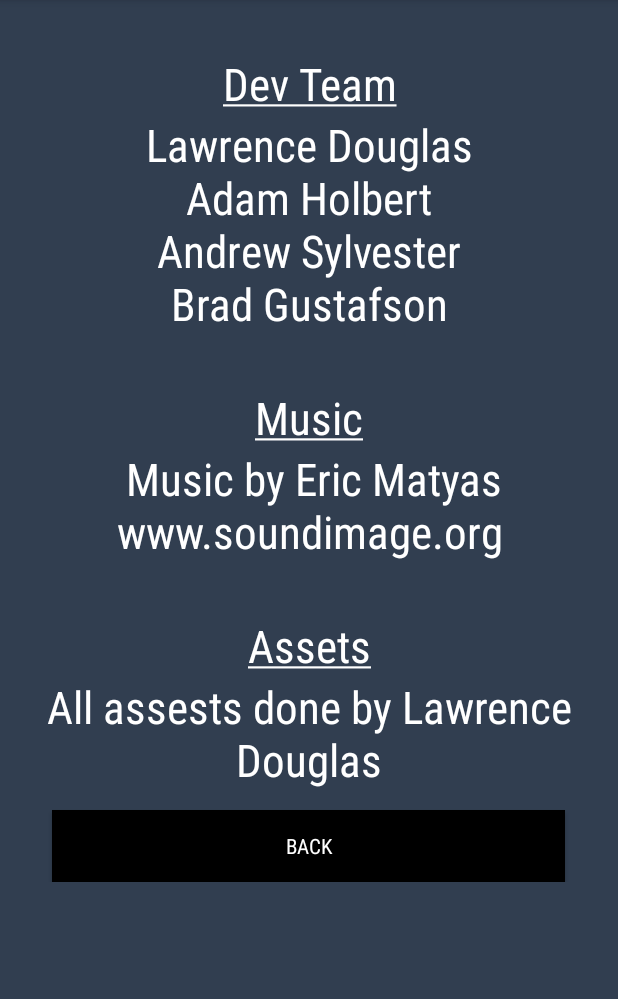
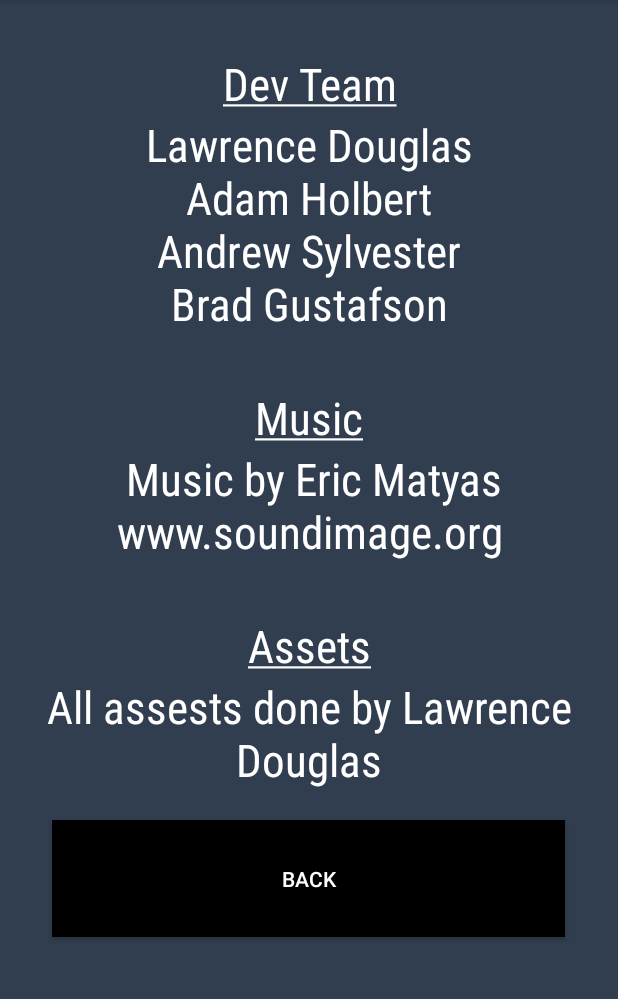
Before and after one commit to AdamHolbert/Adventures, an Android app: the CreditsActivity screen opened directly, with no data from a screen before it, on a phone screen of 412 x 824 dp, the part 84-1083 px from its top. Run offline under Robolectric (Android 15) with nearby library versions, the phone set to English and light mode, and no system bars.

Commit message:
Music doesnt restart through menus and back button on credits looks more like the other back buttons

```diff
--- a/app/src/main/java/com/laab/adventures/Music.java
+++ b/app/src/main/java/com/laab/adventures/Music.java
@@ -59,9 +59,11 @@ public class Music {
         if(music.isPlaying()) {
             pauseMusic();
         }
-        currentMusic = newMusic;
-        music = MediaPlayer.create(context, currentMusic);
-        music.setLooping(true);
+        if(newMusic != currentMusic){
+            currentMusic = newMusic;
+            music = MediaPlayer.create(context, currentMusic);
+            music.setLooping(true);
+        }
         startMusic();
     }
 
--- a/app/src/main/res/layout/activity_credits.xml
+++ b/app/src/main/res/layout/activity_credits.xml
@@ -76,14 +76,17 @@
         <Button
             android:id="@+id/backbutton"
             android:layout_width="342dp"
-            android:layout_height="wrap_content"
-            android:layout_alignParentTop="true"
-            android:layout_centerHorizontal="true"
-            android:layout_marginTop="13dp"
+            android:layout_height="78dp"
+            android:layout_marginTop="20dp"
+            android:layout_marginBottom="16dp"
+            android:layout_marginEnd="8dp"
+            android:layout_marginStart="8dp"
             android:background="#000"
-            android:fontFamily="sans-serif-condensed"
             android:text="Back"
-            android:textColor="#fff" />
+            android:textColor="#fff"
+            app:layout_constraintBottom_toBottomOf="parent"
+            app:layout_constraintEnd_toEndOf="parent"
+            app:layout_constraintStart_toStartOf="parent" />
     </LinearLayout>
 
 </LinearLayout>
```
